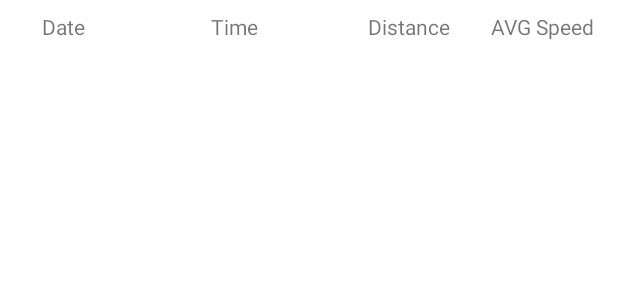
After one commit to elenalaa/MyTrackingApp, an Android app: the layout simple_track.xml on its own in the app's theme, with its tools: preview values and no code run, on a phone screen of 412 x 824 dp. The commit adds this screen. Shown: the top 300 px of the screen. Run offline under Robolectric (Android 15) with nearby library versions, the phone set to English and light mode, and no system bars.

```diff
--- a/app/src/main/java/com/example/mytrackingapp/database/Track.kt
+++ b/app/src/main/java/com/example/mytrackingapp/database/Track.kt
@@ -2,6 +2,7 @@ package com.example.mytrackingapp.database
 
 import androidx.room.Entity
 import androidx.room.PrimaryKey
+import java.util.*
 
 
 @Entity(tableName= "tracking_table")
@@ -9,7 +10,7 @@ import androidx.room.PrimaryKey
 data class Track(
     var timestamp: Long = 0L,
     var avgSpeedKMH: Float = 0f,
-    var distance: Long = 0,
+    var distance: Int = 0,
     var time: Long = 0L
 
 ){
--- /dev/null
+++ b/app/src/main/res/layout/simple_track.xml
@@ -0,0 +1,53 @@
+<?xml version="1.0" encoding="utf-8"?>
+<androidx.constraintlayout.widget.ConstraintLayout xmlns:android="http://schemas.android.com/apk/res/android"
+    xmlns:app="http://schemas.android.com/apk/res-auto"
+    xmlns:tools="http://schemas.android.com/tools"
+    android:layout_width="match_parent"
+    android:layout_height="match_parent">
+
+    <com.google.android.material.textview.MaterialTextView
+        android:id="@+id/tvDate"
+        android:layout_width="wrap_content"
+        android:layout_height="wrap_content"
+        android:layout_marginTop="8dp"
+        android:layout_marginEnd="42dp"
+        android:text="Date"
+        app:layout_constraintEnd_toStartOf="@+id/tvTime"
+        app:layout_constraintHorizontal_bias="0.403"
+        app:layout_constraintStart_toStartOf="parent"
+        app:layout_constraintTop_toTopOf="parent" />
+
+    <com.google.android.material.textview.MaterialTextView
+        android:id="@+id/tvTime"
+        android:layout_width="wrap_content"
+        android:layout_height="wrap_content"
+        android:layout_marginStart="156dp"
+        android:layout_marginEnd="42dp"
+        android:text="Time"
+        app:layout_constraintBaseline_toBaselineOf="@+id/tvDistance"
+        app:layout_constraintEnd_toStartOf="@+id/tvDistance"
+        app:layout_constraintStart_toStartOf="parent" />
+
+    <com.google.android.material.textview.MaterialTextView
+        android:id="@+id/tvDistance"
+        android:layout_width="wrap_content"
+        android:layout_height="wrap_content"
+        android:layout_marginStart="31dp"
+        android:layout_marginTop="8dp"
+        android:layout_marginEnd="43dp"
+        android:text="Distance"
+        app:layout_constraintEnd_toStartOf="@+id/tvAvgSpeed"
+        app:layout_constraintStart_toEndOf="@+id/tvTime"
+        app:layout_constraintTop_toTopOf="parent" />
+
+    <com.google.android.material.textview.MaterialTextView
+        android:id="@+id/tvAvgSpeed"
+        android:layout_width="wrap_content"
+        android:layout_height="wrap_content"
+        android:layout_marginTop="8dp"
+        android:layout_marginEnd="16dp"
+        android:text="AVG Speed"
+        app:layout_constraintEnd_toEndOf="parent"
+        app:layout_constraintTop_toTopOf="parent" />
+
+</androidx.constraintlayout.widget.ConstraintLayout>
```
Also changed, not shown: app/src/main/java/com/example/mytrackingapp/MapTrackingFragment.kt (+77 -72 lines), app/src/main/java/com/example/mytrackingapp/TrackFragment.kt (+22 -61 lines), app/src/main/java/com/example/mytrackingapp/adapter/TrackAdapter.kt (+20 -9 lines), app/src/main/java/com/example/mytrackingapp/service/TrackingService.kt (+5 -2 lines), app/src/main/java/com/example/mytrackingapp/ui/fragments/MapSet.kt (+9 -3 lines), app/src/main/java/com/example/mytrackingapp/viewmodels/MainViewModel.kt (added, +47 -0 lines), app/src/main/res/layout/fragment_track.xml (+10 -13 lines), app/src/main/res/navigation/nav_graph.xml (+11 -3 lines).
